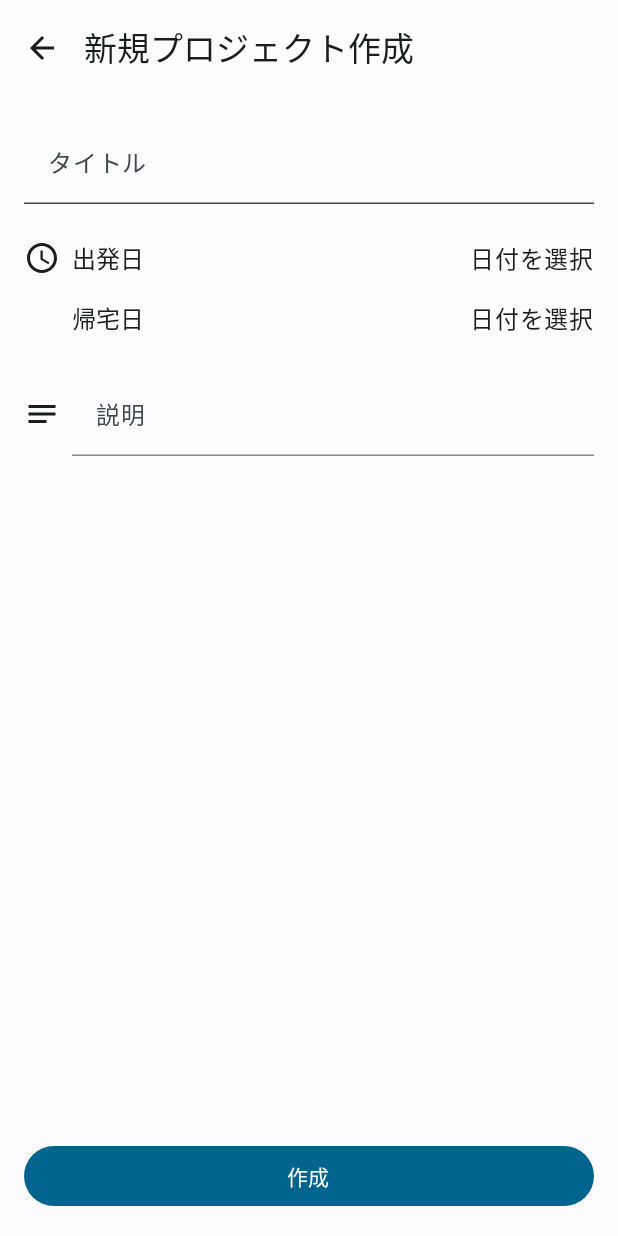
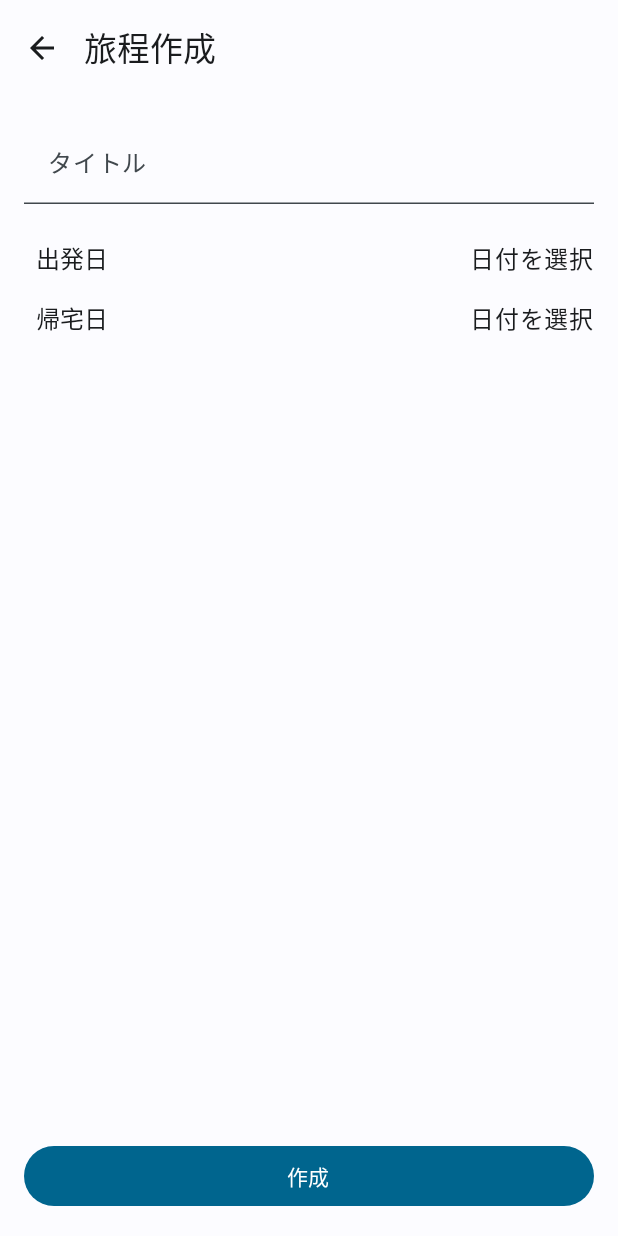
Before and after one commit to hata0/TravelApp, an Android app built with Jetpack Compose: the screen it shows after launch (MainActivity), on a phone screen of 412 x 824 dp. Run offline under Robolectric (Android 15) with nearby library versions, the phone set to English and light mode, and no system bars.

Commit message:
chore:UIの修正(#13)

```diff
--- a/app/src/main/java/com/hata/travelapp/internal/ui/android/trips_new/view/TripsNewScreen.kt
+++ b/app/src/main/java/com/hata/travelapp/internal/ui/android/trips_new/view/TripsNewScreen.kt
@@ -4,8 +4,6 @@ import androidx.compose.foundation.clickable
 import androidx.compose.foundation.layout.*
 import androidx.compose.material.icons.Icons
 import androidx.compose.material.icons.automirrored.filled.ArrowBack
-import androidx.compose.material.icons.automirrored.filled.Notes
-import androidx.compose.material.icons.filled.Schedule
 import androidx.compose.material3.Button
 import androidx.compose.material3.DatePicker
 import androidx.compose.material3.DatePickerDialog
@@ -49,7 +47,6 @@ fun TripsNewScreen(
 ) {
     // TODO: ViewModelに状態管理を移行する
     var projectName by remember { mutableStateOf("") }
-    var description by remember { mutableStateOf("") }
     var startDate by remember { mutableStateOf<Long?>(null) }
     var endDate by remember { mutableStateOf<Long?>(null) }
     var showStartDatePicker by remember { mutableStateOf(false) }
@@ -94,7 +91,7 @@ fun TripsNewScreen(
     Scaffold(
         topBar = {
             TopAppBar(
-                title = { Text("新規プロジェクト作成") }, // TODO: 編集モードの場合はタイトルを変更
+                title = { Text("旅程作成") }, // TODO: 編集モードの場合はタイトルを変更
                 navigationIcon = {
                     IconButton(onClick = onNavigateBack) {
                         Icon(Icons.AutoMirrored.Filled.ArrowBack, contentDescription = "戻る")
@@ -128,7 +125,6 @@ fun TripsNewScreen(
                 selectedDate = startDate,
                 dateFormatter = dateFormatter,
                 onClick = { showStartDatePicker = true },
-                showIcon = true
             )
 
             Spacer(modifier = Modifier.height(16.dp))
@@ -138,30 +134,9 @@ fun TripsNewScreen(
                 selectedDate = endDate,
                 dateFormatter = dateFormatter,
                 onClick = { showEndDatePicker = true },
-                showIcon = false
             )
 
             Spacer(modifier = Modifier.height(24.dp))
-
-            Row(verticalAlignment = Alignment.Top) {
-                Icon(
-                    Icons.AutoMirrored.Filled.Notes,
-                    contentDescription = "説明アイコン",
-                    modifier = Modifier.padding(top = 16.dp, end = 8.dp)
-                )
-                TextField(
-                    value = description,
-                    onValueChange = { description = it },
-                    label = { Text("説明") },
-                    modifier = Modifier.fillMaxWidth().weight(1f),
-                    colors = TextFieldDefaults.colors(
-                        unfocusedContainerColor = Color.Transparent,
-                        focusedContainerColor = Color.Transparent,
-                        unfocusedIndicatorColor = Color.Gray,
-                        focusedIndicatorColor = MaterialTheme.colorScheme.primary
-                    )
-                )
-            }
 
             Spacer(modifier = Modifier.weight(1f))
 
@@ -181,7 +156,6 @@ private fun DateRow(
     selectedDate: Long?,
     dateFormatter: DateTimeFormatter,
     onClick: () -> Unit,
-    showIcon: Boolean
 ) {
     Row(
         modifier = Modifier
@@ -189,15 +163,7 @@ private fun DateRow(
             .clickable { onClick() },
         verticalAlignment = Alignment.CenterVertically,
     ) {
-        if (showIcon) {
-            Icon(
-                Icons.Default.Schedule,
-                contentDescription = "日付アイコン",
-                modifier = Modifier.size(24.dp)
-            )
-        } else {
-            Spacer(modifier = Modifier.width(24.dp)) // アイコンの分のスペースを確保
-        }
+
         Row(
             modifier = Modifier.fillMaxWidth().padding(start = 8.dp),
             horizontalArrangement = Arrangement.SpaceBetween,
```
